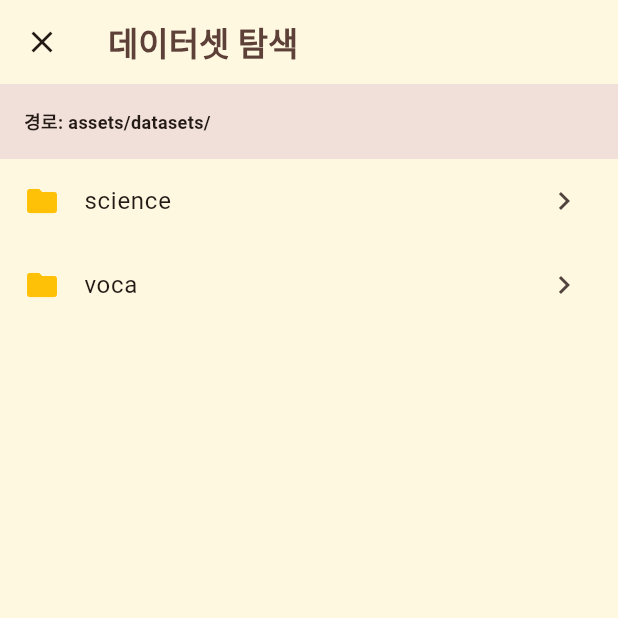
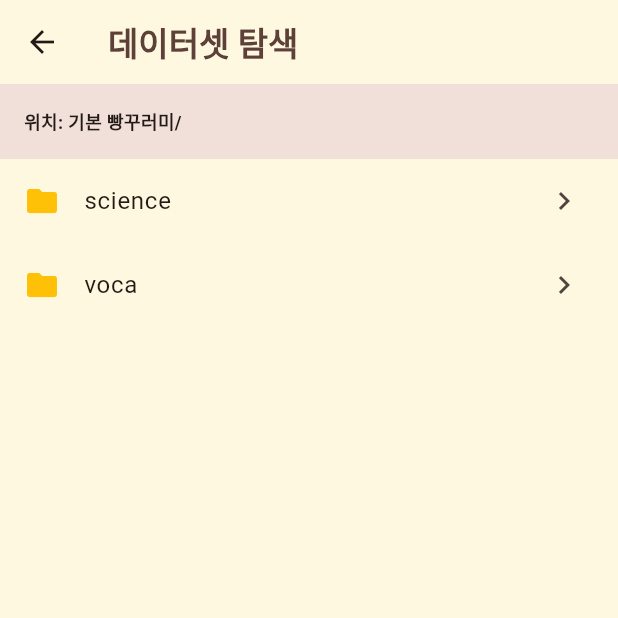
Before and after one commit to jk-hanguk/memory-bread, a Flutter app: the screen it shows after launch, after a tap on "무슨 빵을 먹을까? (데이터셋 선택)", on a phone screen of 412 x 824 dp, the top half of it. Run offline on Flutter 3.47's test engine with Material 3 defaults, Android fonts, the phone set to English and light mode, and no system bars; our stand-ins replace shared_preferences; missing offline and left inert: flutter_math_fork; network calls fail.

Commit message:
LaTeX 적용, Bakery 구조 생성

```diff
--- a/lib/main.dart
+++ b/lib/main.dart
@@ -3,6 +3,7 @@ import 'screens/learning_screen.dart';
 import 'screens/test_screen.dart';
 import 'screens/dashboard_screen.dart';
 import 'screens/dataset_browser_screen.dart';
+import 'screens/bakery_screen.dart';
 import 'services/storage_service.dart';
 
 void main() {
@@ -145,7 +146,27 @@ class _HomeScreenState extends State<HomeScreen> {
                   elevation: 2,
                 ),
               ),
-              const SizedBox(height: 16),
+              const SizedBox(height: 12),
+
+              // 빵가게 버튼 추가
+              ElevatedButton.icon(
+                onPressed: () async {
+                  await Navigator.of(context).push(
+                    MaterialPageRoute(builder: (_) => const BakeryScreen()),
+                  );
+                  // 빵가게에서 돌아오면 데이터셋 목록이 갱신되었을 수 있으므로 필요시 처리
+                },
+                icon: const Icon(Icons.storefront),
+                label: const Text('새로운 빵 사러 가기 (빵가게)'),
+                style: ElevatedButton.styleFrom(
+                  backgroundColor: const Color(0xFF9575CD), // 보라색으로 차별화
+                  foregroundColor: Colors.white,
+                  minimumSize: const Size(double.infinity, 56),
+                  shape: RoundedRectangleBorder(borderRadius: BorderRadius.circular(16)),
+                  elevation: 2,
+                ),
+              ),
+              const SizedBox(height: 20),
 
               Row(
                 children: [
--- a/lib/screens/dataset_browser_screen.dart
+++ b/lib/screens/dataset_browser_screen.dart
@@ -1,5 +1,6 @@
 import 'package:flutter/material.dart';
 import '../services/storage_service.dart';
+import '../services/bakery_service.dart';
 
 class DatasetBrowserScreen extends StatelessWidget {
   const DatasetBrowserScreen({super.key});
@@ -19,10 +20,12 @@ class DatasetBrowserView extends StatefulWidget {
 
 class _DatasetBrowserViewState extends State<DatasetBrowserView> {
   final StorageService _storageService = StorageService();
+  final BakeryService _bakeryService = BakeryService();
   List<String> _allDatasetPaths = [];
-  String _currentPath = ''; // 공통 접두사를 찾기 위해 비워둠
+  String _currentPath = '';
   bool _isLoading = true;
   String? _errorMessage;
+  Map<String, String> _bakeryNames = {};
 
   @override
   void initState() {
@@ -33,22 +36,30 @@ class _DatasetBrowserViewState extends State<DatasetBrowserView> {
   Future<void> _loadAllDatasets() async {
     try {
       final paths = await _storageService.listDatasets();
+
+      // Bakery 이름 캐싱
+      Map<String, String> bakeryNames = {};
+      for (var path in paths) {
+        if (path.startsWith('bakery://')) {
+          final id = path.replaceFirst('bakery://', '');
+          bakeryNames[path] = await _bakeryService.getBreadName(id);
+        }
+      }
+
       setState(() {
         _allDatasetPaths = paths;
+        _bakeryNames = bakeryNames;
         _isLoading = false;
         if (paths.isEmpty) {
-          _errorMessage = '데이터셋 파일을 찾을 수 없습니다.\npubspec.yaml 설정을 다시 확인해 주세요.';
+          _errorMessage = '데이터셋 파일을 찾을 수 없습니다.\n빵가게에서 새로운 빵을 가져오거나 pubspec.yaml 설정을 확인해 주세요.';
         } else {
-          // 탐색 시작 경로 설정 (모든 경로의 공통 시작 부분 찾기)
-          // 보통 'assets/datasets/' 임
-          if (paths.isNotEmpty) {
-            String firstPath = paths.first;
-            int idx = firstPath.indexOf('datasets/');
-            if (idx != -1) {
-              _currentPath = firstPath.substring(0, idx + 9);
-            } else {
-              _currentPath = firstPath.substring(0, firstPath.lastIndexOf('/') + 1);
-            }
+          // 탐색 시작 경로 설정
+          if (paths.any((p) => p.startsWith('assets/'))) {
+            _currentPath = 'assets/datasets/';
+          } else if (paths.any((p) => p.startsWith('bakery://'))) {
+            _currentPath = 'bakery://';
+          } else {
+            _currentPath = '';
           }
         }
       });
@@ -63,6 +74,13 @@ class _DatasetBrowserViewState extends State<DatasetBrowserView> {
   Map<String, List<String>> _getCurrentItems() {
     final Set<String> folders = {};
     final List<String> files = [];
+
+    // 최상위 루트인 경우 (assets vs bakery 선택)
+    if (_currentPath == '') {
+       if (_allDatasetPaths.any((p) => p.startsWith('assets/'))) folders.add('기본 빵꾸러미 (Assets)');
+       if (_allDatasetPaths.any((p) => p.startsWith('bakery://'))) folders.add('내가 산 빵 (Bakery)');
+       return {'folders': folders.toList()..sort(), 'files': []};
+    }
 
     for (var path in _allDatasetPaths) {
       if (path.startsWith(_currentPath)) {
@@ -80,22 +98,30 @@ class _DatasetBrowserViewState extends State<DatasetBrowserView> {
   }
 
   void _goBack() {
-    // datasets/ 최상위보다 더 뒤로 갈 수 없도록 제한
-    if (!_currentPath.contains('datasets/') || _currentPath.endsWith('datasets/')) return;
+    if (_currentPath == '') return;
+
+    if (_currentPath == 'bakery://' || _currentPath == 'assets/datasets/') {
+      setState(() => _currentPath = '');
+      return;
+    }
 
     String temp = _currentPath.substring(0, _currentPath.length - 1);
     int lastSlash = temp.lastIndexOf('/');
     setState(() {
-      _currentPath = _currentPath.substring(0, lastSlash + 1);
+      _currentPath = lastSlash == -1 ? '' : _currentPath.substring(0, lastSlash + 1);
     });
   }
 
   @override
   Widget build(BuildContext context) {
+    String displayPath = _currentPath;
+    if (displayPath == 'assets/datasets/') displayPath = '기본 빵꾸러미/';
+    if (displayPath == 'bakery://') displayPath = '내가 산 빵/';
+
     return Scaffold(
       appBar: AppBar(
         title: const Text('데이터셋 탐색'),
-        leading: _currentPath.contains('datasets/') && !_currentPath.endsWith('datasets/')
+        leading: _currentPath != ''
             ? IconButton(icon: const Icon(Icons.arrow_back), onPressed: _goBack)
             : IconButton(icon: const Icon(Icons.close), onPressed: () => Navigator.pop(context)),
       ),
@@ -133,7 +159,7 @@ class _DatasetBrowserViewState extends State<DatasetBrowserView> {
                       padding: const EdgeInsets.all(16),
                       color: Theme.of(context).colorScheme.surfaceContainerHighest,
                       child: Text(
-                        '경로: $_currentPath',
+                        '위치: ${displayPath == '' ? '홈' : displayPath}',
                         style: const TextStyle(fontWeight: FontWeight.bold, fontSize: 12),
                       ),
                     ),
@@ -151,7 +177,7 @@ class _DatasetBrowserViewState extends State<DatasetBrowserView> {
     final files = items['files']!;
 
     if (folders.isEmpty && files.isEmpty) {
-      return const Center(child: Text('이 폴더에는 데이터셋이 없습니다.'));
+      return const Center(child: Text('이곳에는 빵이 없습니다.'));
     }
 
     return ListView(
@@ -162,16 +188,27 @@ class _DatasetBrowserViewState extends State<DatasetBrowserView> {
               trailing: const Icon(Icons.chevron_right),
               onTap: () {
                 setState(() {
-                  _currentPath = '$_currentPath$folder/';
+                  if (_currentPath == '' && folder == '기본 빵꾸러미 (Assets)') {
+                    _currentPath = 'assets/datasets/';
+                  } else if (_currentPath == '' && folder == '내가 산 빵 (Bakery)') {
+                    _currentPath = 'bakery://';
+                  } else {
+                    _currentPath = '$_currentPath$folder/';
+                  }
                 });
               },
             )),
         ...files.map((file) {
-          final fileName = file.split('/').last;
+          final isBakery = file.startsWith('bakery://');
+          final displayName = isBakery ? _bakeryNames[file] ?? file : file.split('/').last;
+
           return ListTile(
-            leading: const Icon(Icons.description, color: Colors.blue),
-            title: Text(fileName),
-            subtitle: Text(file, style: const TextStyle(fontSize: 10)),
+            leading: Icon(
+              isBakery ? Icons.breakfast_dining : Icons.description,
+              color: isBakery ? Colors.orange : Colors.blue
+            ),
+            title: Text(displayName),
+            subtitle: Text(isBakery ? '다운로드된 빵' : file, style: const TextStyle(fontSize: 10)),
             onTap: () {
               Navigator.of(context).pop(file);
             },
--- a/lib/services/storage_service.dart
+++ b/lib/services/storage_service.dart
@@ -2,14 +2,26 @@ import 'dart:convert';
 import 'package:flutter/services.dart';
 import 'package:shared_preferences/shared_preferences.dart';
 import '../models/card_item.dart';
+import 'bakery_service.dart';
 import 'dart:developer' as developer;
 
 class StorageService {
   static const String _progressKeyPrefix = 'memory_bread_progress_';
+  final BakeryService _bakeryService = BakeryService();
 
   Future<List<CardItem>> loadCards(String assetPath) async {
     try {
-      final String jsonString = await rootBundle.loadString(assetPath);
+      String jsonString;
+
+      // Bakery 데이터인 경우 로컬에서 로드
+      if (assetPath.startsWith('bakery://')) {
+        final breadId = assetPath.replaceFirst('bakery://', '');
+        jsonString = await _bakeryService.getBreadData(breadId) ?? '[]';
+      } else {
+        // 기존 Asset 로드
+        jsonString = await rootBundle.loadString(assetPath);
+      }
+
       final List<dynamic> jsonList = json.decode(jsonString);
 
       final prefs = await SharedPreferences.getInstance();
@@ -40,10 +52,10 @@ class StorageService {
     await prefs.setString(progressKey, json.encode(progressMap));
   }
 
-  // 최신 Flutter 3.10+ 공식 AssetManifest API 사용
+  // 최신 Flutter 3.10+ 공식 AssetManifest API 사용 + Bakery 구매 목록 추가
   Future<List<String>> listDatasets() async {
     try {
-      // AssetManifest 라이브러리를 사용하여 안전하게 자산 목록 로드
+      // 1. AssetManifest 라이브러리를 사용하여 안전하게 자산 목록 로드
       final AssetManifest manifest = await AssetManifest.loadFromAssetBundle(rootBundle);
       final List<String> allAssets = manifest.listAssets();
 
@@ -54,8 +66,13 @@ class StorageService {
           })
           .toList();
 
-      developer.log('Total Assets (via Official API): ${allAssets.length}', name: 'StorageService');
-      developer.log('Dataset Files Found: $datasets', name: 'StorageService');
+      // 2. Bakery에서 구매한 빵 목록 추가
+      final List<String> purchasedBreadIds = await _bakeryService.getPurchasedBreadIds();
+      for (var id in purchasedBreadIds) {
+        datasets.add('bakery://$id');
+      }
+
+      developer.log('Total Datasets Found: ${datasets.length} (Assets: ${datasets.length - purchasedBreadIds.length}, Bakery: ${purchasedBreadIds.length})', name: 'StorageService');
 
       return datasets;
     } catch (e) {
--- a/pubspec.yaml
+++ b/pubspec.yaml
@@ -12,6 +12,8 @@ dependencies:
     sdk: flutter
   cupertino_icons: ^1.0.8
   shared_preferences: ^2.3.5
+  flutter_math_fork: ^0.7.4
+  http: ^1.6.0
 
 dev_dependencies:
   flutter_test:
```
Also changed, not shown: assets/datasets/science/chemistry/element.json (+10 -10 lines), lib/screens/bakery_screen.dart (added, +236 -0 lines), lib/screens/test_screen.dart (+19 -6 lines), lib/services/bakery_service.dart (added, +109 -0 lines), lib/widgets/flash_card.dart (+7 -6 lines), lib/widgets/latex_text.dart (added, +88 -0 lines), pubspec.lock, 2 other files.
